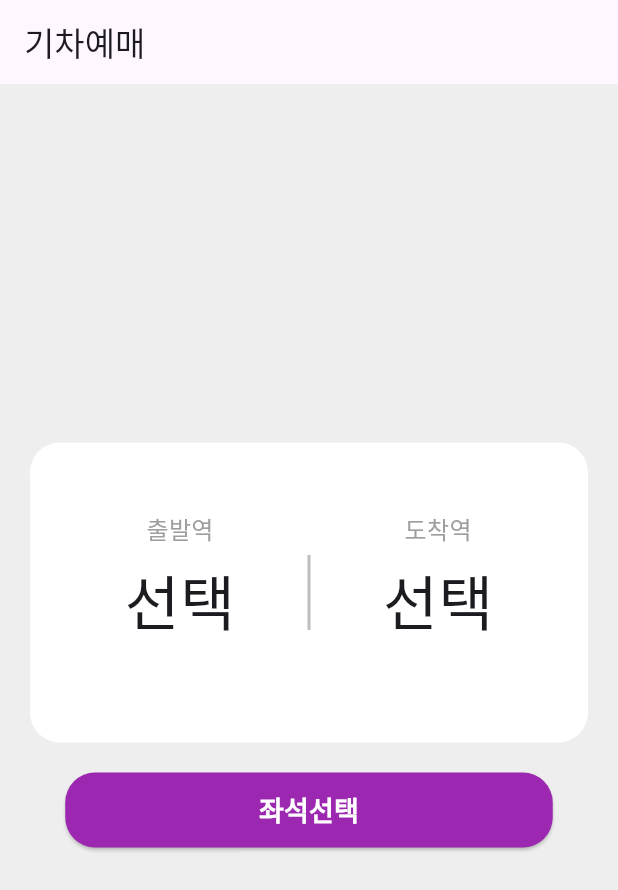
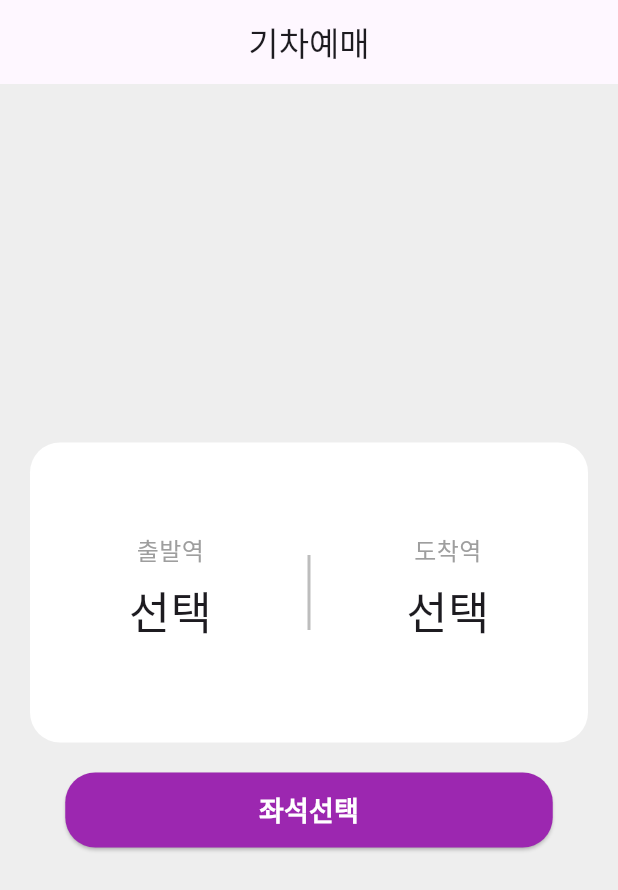
Before and after one commit to ghghtls/flutter_train_app, a Flutter app: the screen it shows after launch, on a phone screen of 412 x 824 dp. Shown: the top 890 px of the screen. Run offline on Flutter 3.47's test engine with Material 3 defaults, Android fonts, the phone set to English and light mode, and no system bars.

Commit message:
fix: stash부분 복원 후 커밋

```diff
--- a/lib/home_page.dart
+++ b/lib/home_page.dart
@@ -1,7 +1,16 @@
 import 'package:flutter/material.dart';
+import 'package:flutter/rendering.dart';
 import 'package:flutter_train_app/station_list_page.dart';
 
-class HomePage extends StatelessWidget {
+class HomePage extends StatefulWidget {
+  @override
+  State<HomePage> createState() => _HomePageState();
+}
+
+class _HomePageState extends State<HomePage> {
+  String selectedDeparture = ''; //
+  String? selectedArrive = '';
+
   final List<String> stations = [
     '수서',
     '동탄',
@@ -19,24 +28,23 @@ class HomePage extends StatelessWidget {
   @override
   Widget build(BuildContext context) {
     return Scaffold(
-      appBar: AppBar(title: Text('기차예매')),
+      appBar: AppBar(title: Text('기차예매'), centerTitle: true),
       body: ColoredBox(
         color: Colors.grey[200]!,
         child: SizedBox.expand(
-          // 전체 화면을 채워서 가운데 정렬 가능하게 함
           child: Column(
-            mainAxisAlignment: MainAxisAlignment.center, // 세로 가운데 정렬
+            mainAxisAlignment: MainAxisAlignment.center,
             children: [
               Padding(
                 padding: const EdgeInsets.symmetric(horizontal: 20),
-
-                ///패딩으로 기차역 컨테이너 박스 줄이기
                 child: Container(
                   height: 200,
-                  padding: EdgeInsets.all(16), // 내부 여백 추가 (선택)
+
+                  ///출발역,도착역 감싸고 있는 박스
+                  padding: EdgeInsets.all(30),
                   decoration: BoxDecoration(
                     color: Colors.white,
-                    borderRadius: BorderRadius.circular(20), // 모서리 둥글게
+                    borderRadius: BorderRadius.circular(20),
                   ),
                   child: Padding(
                     padding: const EdgeInsets.symmetric(vertical: 30),
@@ -44,10 +52,10 @@ class HomePage extends StatelessWidget {
                       child: Row(
                         mainAxisAlignment: MainAxisAlignment.center,
                         crossAxisAlignment: CrossAxisAlignment.center,
-                        mainAxisSize: MainAxisSize.min, // 위젯 크기만큼만 정렬
+                        mainAxisSize: MainAxisSize.min,
                         children: [
-                          // 출발역 섹션
-                          Column(
+                          Expanded(
+                            child: Column(
                               children: [
                                 Text(
                                   '출발역',
@@ -56,42 +64,45 @@ class HomePage extends StatelessWidget {
                                     color: Colors.grey,
                                   ),
                                 ),
-                              SizedBox(height: 8), // 간격
+                                SizedBox(height: 8),
                                 GestureDetector(
-                                onTap: () {
-                                  Navigator.push(
+                                  onTap: () async {
+                                    final result = await Navigator.push(
                                       context,
                                       MaterialPageRoute(
                                         builder:
                                             (context) => StationListPage(
                                               stations: stations,
                                               type: '출발역',
-
-                                            ///타입설정해서 리스트 앱바에 맞게 뿌려주기
                                             ),
                                       ),
                                     );
+                                    if (result != null) {
+                                      setState(() {
+                                        selectedDeparture = result;
+                                      });
+                                    }
                                   },
-
                                   child: Text(
-                                  '선택',
-                                  style: TextStyle(fontSize: 40),
+                                    selectedDeparture.isEmpty
+                                        ? '선택'
+                                        : selectedDeparture,
+                                    style: TextStyle(fontSize: 30),
                                   ),
                                 ),
                               ],
                             ),
-                          SizedBox(width: 40),
+                          ),
+                          SizedBox(width: 20),
                           Container(
                             margin: EdgeInsets.symmetric(horizontal: 8),
                             width: 2,
                             height: 50,
                             color: Colors.grey[400],
                           ),
-
-                          SizedBox(width: 40),
-                          SizedBox(height: 24), // 출발역-도착역 간 간격 추가
-                          // 도착역 섹션
-                          Column(
+                          SizedBox(width: 20),
+                          Expanded(
+                            child: Column(
                               children: [
                                 Text(
                                   '도착역',
@@ -100,29 +111,34 @@ class HomePage extends StatelessWidget {
                                     color: Colors.grey,
                                   ),
                                 ),
-                              SizedBox(height: 8), // 간격
+                                SizedBox(height: 8),
                                 GestureDetector(
-                                onTap: () {
-                                  Navigator.push(
+                                  onTap: () async {
+                                    final result = await Navigator.push(
                                       context,
                                       MaterialPageRoute(
                                         builder:
                                             (context) => StationListPage(
                                               stations: stations,
                                               type: '도착역',
-
-                                            ///타입설정해서 리스트 앱바에 맞게 뿌려주기
                                             ),
                                       ),
                                     );
+                                    if (result != null) {
+                                      setState(() {
+                                        selectedArrive = result;
+                                      });
+                                    }
                                   },
-
                                   child: Text(
-                                  '선택',
-                                  style: TextStyle(fontSize: 40),
+                                    selectedArrive!.isEmpty
+                                        ? '선택'
+                                        : selectedArrive!,
+                                    style: TextStyle(fontSize: 30),
                                   ),
                                 ),
                               ],
+                            ),
                           ),
                         ],
                       ),
@@ -136,15 +152,13 @@ class HomePage extends StatelessWidget {
                   onPressed: () {
                     print('클릭');
                   },
-
                   style: ElevatedButton.styleFrom(
                     fixedSize: Size(325, 50),
                     backgroundColor: Colors.purple,
                     shape: RoundedRectangleBorder(
-                      borderRadius: BorderRadius.circular(20), // 둥글게
+                      borderRadius: BorderRadius.circular(20),
                     ),
                   ),
-
                   child: Text(
                     '좌석선택',
                     style: TextStyle(
```
Also changed, not shown: lib/station_list_page.dart (+4 -9 lines). Lines whose indentation alone changed are shown as unchanged.
